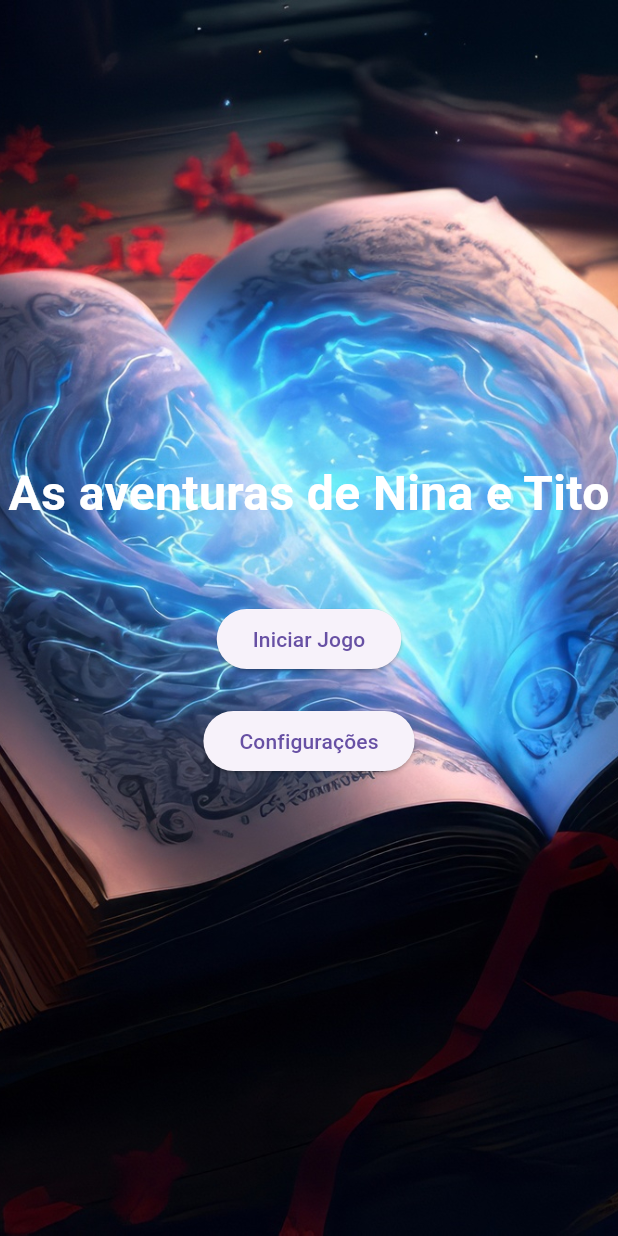
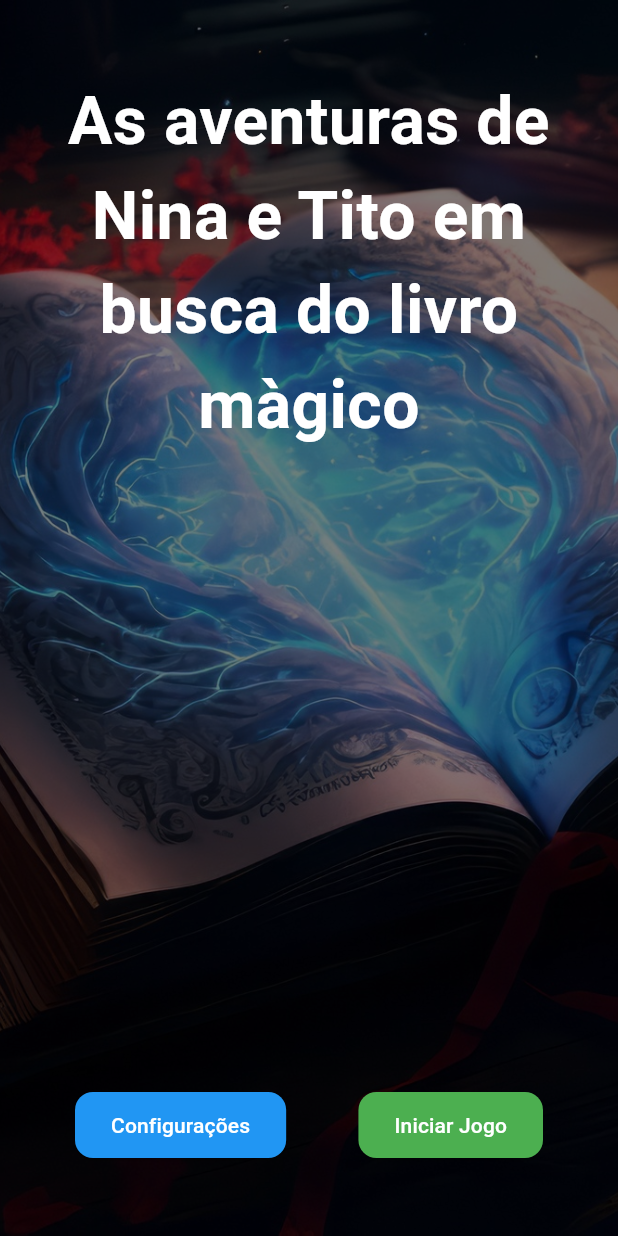
Before and after one commit to jgdlago/nina-tito-magic-book, a Flutter app: the screen it shows after launch, on a phone screen of 412 x 824 dp. Run offline on Flutter 3.47's test engine with Material 3 defaults, Android fonts, the phone set to English and light mode, and no system bars; our stand-ins replace google_fonts; missing offline and left inert: flame.

Commit message:
:construction:(public): designe menu inicial

```diff
--- a/lib/main_menu.dart
+++ b/lib/main_menu.dart
@@ -1,4 +1,5 @@
 import 'package:flutter/material.dart';
+import 'package:google_fonts/google_fonts.dart';
 
 class MainMenu extends StatelessWidget {
   final VoidCallback onStartGame;
@@ -18,35 +19,70 @@ class MainMenu extends StatelessWidget {
           image: DecorationImage(
             image: AssetImage("assets/images/main_menu_background.jpg"),
             fit: BoxFit.cover,
+            colorFilter: ColorFilter.mode(
+              Color(0x80000000),
+              BlendMode.darken,
             ),
           ),
-        child: Center(
-          child: Column(
-            mainAxisAlignment: MainAxisAlignment.center,
+        ),
+        child: Stack(
           children: [
-              const Text(
-                'As aventuras de Nina e Tito',
-                style: TextStyle(
-                  fontSize: 32,
+            Align(
+              alignment: Alignment.topCenter,
+              child: Padding(
+                padding: const EdgeInsets.only(top: 50.0),
+                child: Text(
+                  'As aventuras de Nina e Tito em busca do livro màgico',
+                  style: GoogleFonts.londrinaShadow(
+                    fontSize: 44,
                     color: Colors.white,
                     fontWeight: FontWeight.bold,
                   ),
+                  textAlign: TextAlign.center,
                 ),
-              const SizedBox(height: 50),
-              ElevatedButton(
+              ),
+            ),
+            // Botão configurações
+            Align(
+              alignment: Alignment.bottomLeft,
+              child: Padding(
+                padding: const EdgeInsets.all(50.0),
+                child: ElevatedButton(
+                  onPressed: onSettings,
+                  style: ElevatedButton.styleFrom(
+                    backgroundColor: Colors.blue,
+                    foregroundColor: Colors.white,
+                    padding: const EdgeInsets.symmetric(horizontal: 24, vertical: 12),
+                    shape: RoundedRectangleBorder(
+                      borderRadius: BorderRadius.circular(12),
+                    ),
+                  ),
+                  child: const Text('Configurações'),
+                ),
+              ),
+            ),
+            // Botão iniciar
+            Align(
+              alignment: Alignment.bottomRight,
+              child: Padding(
+                padding: const EdgeInsets.all(50.0),
+                child: ElevatedButton(
                   onPressed: onStartGame,
+                  style: ElevatedButton.styleFrom(
+                    backgroundColor: Colors.green,
+                    foregroundColor: Colors.white,
+                    padding: const EdgeInsets.symmetric(horizontal: 24, vertical: 12),
+                    shape: RoundedRectangleBorder(
+                      borderRadius: BorderRadius.circular(12),
+                    ),
+                  ),
                   child: const Text('Iniciar Jogo'),
                 ),
-              const SizedBox(height: 20),
-              ElevatedButton(
-                onPressed: onSettings,
-                child: const Text('Configurações'),
+              ),
             ),
           ],
         ),
       ),
-      ),
     );
-
   }
 }
```
Also changed, not shown: 1 other file. Lines whose indentation alone changed are shown as unchanged.
